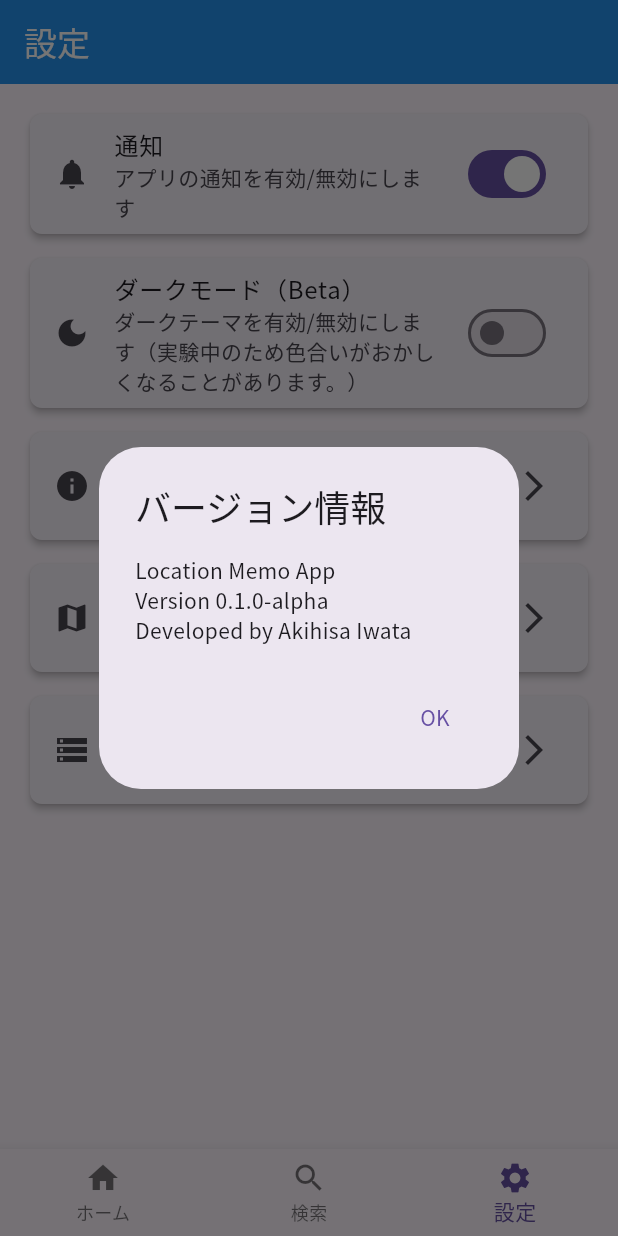
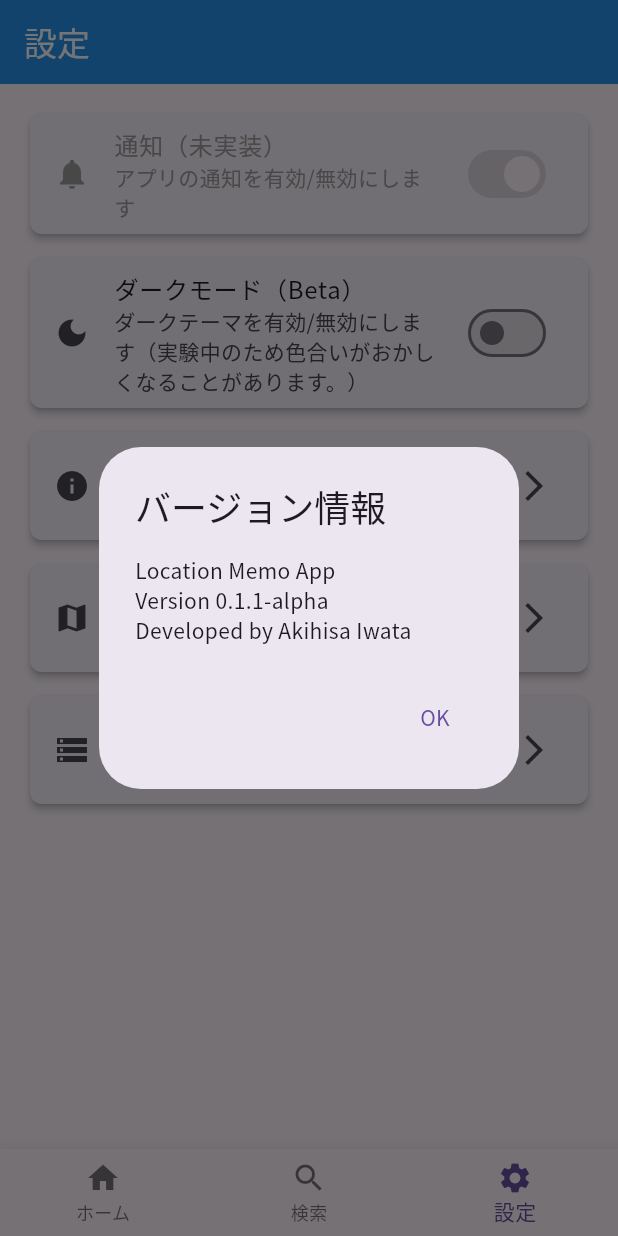
Before and after one commit to akiii2024/location_memo, a Flutter app: the screen it shows after launch, item 3 of the bottom bar chosen, after a tap on "バージョン情報", on a phone screen of 412 x 824 dp. Run offline on Flutter 3.47's test engine with Material 3 defaults, Android fonts, the phone set to English and light mode, and no system bars; our stand-ins replace file_picker, google_fonts, image_picker, pdf, printing, shared_preferences and 1 more; accounts and stored records are empty.

Commit message:
バージョンを0.1.1-alphaに更新し、スプラッシュスクリーンを追加。設定画面の通知機能を無効化し、UIを改善。pubspec.lockに新しい依存関係を追加し、アセット設定を更新。

```diff
--- a/lib/main.dart
+++ b/lib/main.dart
@@ -1,6 +1,7 @@
 import 'package:flutter/material.dart';
 import 'package:provider/provider.dart';
 import 'package:location_memo/screens/main_screen.dart';
+import 'package:location_memo/screens/splash_screen.dart';
 import 'package:location_memo/utils/theme_provider.dart';
 
 void main() {
@@ -22,7 +23,7 @@ class MyApp extends StatelessWidget {
             theme: ThemeProvider.lightTheme,
             darkTheme: ThemeProvider.darkTheme,
             themeMode: themeProvider.themeMode,
-            home: const MainScreen(),
+            home: const SplashScreen(),
           );
         },
       ),
--- /dev/null
+++ b/lib/models/name_w.dart
@@ -0,0 +1 @@
+final String title_name = 'フィールドワーク記録\nDev by AI';
--- a/lib/screens/settings_screen.dart
+++ b/lib/screens/settings_screen.dart
@@ -24,16 +24,14 @@ class _SettingsScreenState extends State<SettingsScreen> {
         children: [
           Card(
             child: ListTile(
-              leading: const Icon(Icons.notifications),
-              title: const Text('通知'),
-              subtitle: const Text('アプリの通知を有効/無効にします'),
+              leading: const Icon(Icons.notifications, color: Colors.grey),
+              title:
+                  const Text('通知（未実装）', style: TextStyle(color: Colors.grey)),
+              subtitle: const Text('アプリの通知を有効/無効にします',
+                  style: TextStyle(color: Colors.grey)),
               trailing: Switch(
                 value: _notifications,
-                onChanged: (value) {
-                  setState(() {
-                    _notifications = value;
-                  });
-                },
+                onChanged: null, // nullにすることでスイッチを無効化
               ),
             ),
           ),
@@ -69,7 +67,7 @@ class _SettingsScreenState extends State<SettingsScreen> {
                   builder: (context) => AlertDialog(
                     title: const Text('バージョン情報'),
                     content: const Text(
-                        'Location Memo App\nVersion 0.1.0-alpha\nDeveloped by Akihisa Iwata'),
+                        'Location Memo App\nVersion 0.1.1-alpha\nDeveloped by Akihisa Iwata'),
                     actions: [
                       TextButton(
                         onPressed: () => Navigator.of(context).pop(),
--- /dev/null
+++ b/lib/screens/splash_screen.dart
@@ -0,0 +1,135 @@
+import 'package:flutter/material.dart';
+import 'package:location_memo/screens/main_screen.dart';
+
+class SplashScreen extends StatefulWidget {
+  const SplashScreen({Key? key}) : super(key: key);
+
+  @override
+  _SplashScreenState createState() => _SplashScreenState();
+}
+
+class _SplashScreenState extends State<SplashScreen>
+    with SingleTickerProviderStateMixin {
+  late AnimationController _animationController;
+  late Animation<double> _fadeAnimation;
+
+  @override
+  void initState() {
+    super.initState();
+    _animationController = AnimationController(
+      duration: const Duration(milliseconds: 1500),
+      vsync: this,
+    );
+    _fadeAnimation = Tween<double>(
+      begin: 0.0,
+      end: 1.0,
+    ).animate(CurvedAnimation(
+      parent: _animationController,
+      curve: Curves.easeIn,
+    ));
+
+    _animationController.forward();
+
+    // 3秒後にメイン画面に遷移
+    Future.delayed(const Duration(seconds: 3), () {
+      if (mounted) {
+        Navigator.of(context).pushReplacement(
+          MaterialPageRoute(builder: (context) => const MainScreen()),
+        );
+      }
+    });
+  }
+
+  @override
+  void dispose() {
+    _animationController.dispose();
+    super.dispose();
+  }
+
+  @override
+  Widget build(BuildContext context) {
+    return Scaffold(
+      backgroundColor: Theme.of(context).scaffoldBackgroundColor,
+      body: Center(
+        child: FadeTransition(
+          opacity: _fadeAnimation,
+          child: Column(
+            mainAxisAlignment: MainAxisAlignment.center,
+            children: [
+              // アプリアイコン
+              Container(
+                width: 120,
+                height: 120,
+                decoration: BoxDecoration(
+                  borderRadius: BorderRadius.circular(20),
+                  boxShadow: [
+                    BoxShadow(
+                      color: Colors.black.withOpacity(0.2),
+                      spreadRadius: 2,
+                      blurRadius: 10,
+                      offset: const Offset(0, 5),
+                    ),
+                  ],
+                ),
+                child: ClipRRect(
+                  borderRadius: BorderRadius.circular(20),
+                  child: Image.asset(
+                    'assets/icons/app_icon.png',
+                    width: 120,
+                    height: 120,
+                    fit: BoxFit.cover,
+                  ),
+                ),
+              ),
+              const SizedBox(height: 30),
+              // アプリ名
+              Text(
+                'Location Memo',
+                style: TextStyle(
+                  fontSize: 28,
+                  fontWeight: FontWeight.bold,
+                  color: Theme.of(context).textTheme.titleLarge?.color,
+                  fontFamily: 'NotoSansJP',
+                ),
+              ),
+              const SizedBox(height: 10),
+              // サブタイトル
+              Text(
+                '自然をデータに',
+                style: TextStyle(
+                  fontSize: 16,
+                  color: Theme.of(context)
+                      .textTheme
+                      .bodyMedium
+                      ?.color
+                      ?.withOpacity(0.7),
+                  fontFamily: 'NotoSansJP',
+                ),
+              ),
+              const SizedBox(height: 10),
+              Text(
+                'Version 0.1.0-alpha',
+                style: TextStyle(
+                  fontSize: 12,
+                  color: Theme.of(context).textTheme.bodyMedium?.color,
+                ),
+              ),
+              const SizedBox(height: 50),
+              // ローディングインジケーター
+              SizedBox(
+                width: 30,
+                height: 30,
+                child: CircularProgressIndicator(
+                  strokeWidth: 3,
+                  valueColor: AlwaysStoppedAnimation<Color>(
+                    Colors.blue[600] ?? Colors.blue,
+                  ),
+                ),
+              ),
+            ],
+          ),
+        ),
+      ),
+    );
+  }
+}
```
Also changed, not shown: pubspec.yaml (+24 -1 lines), assets/icons/app_icon.png (added), pubspec.lock, 46 other files.
